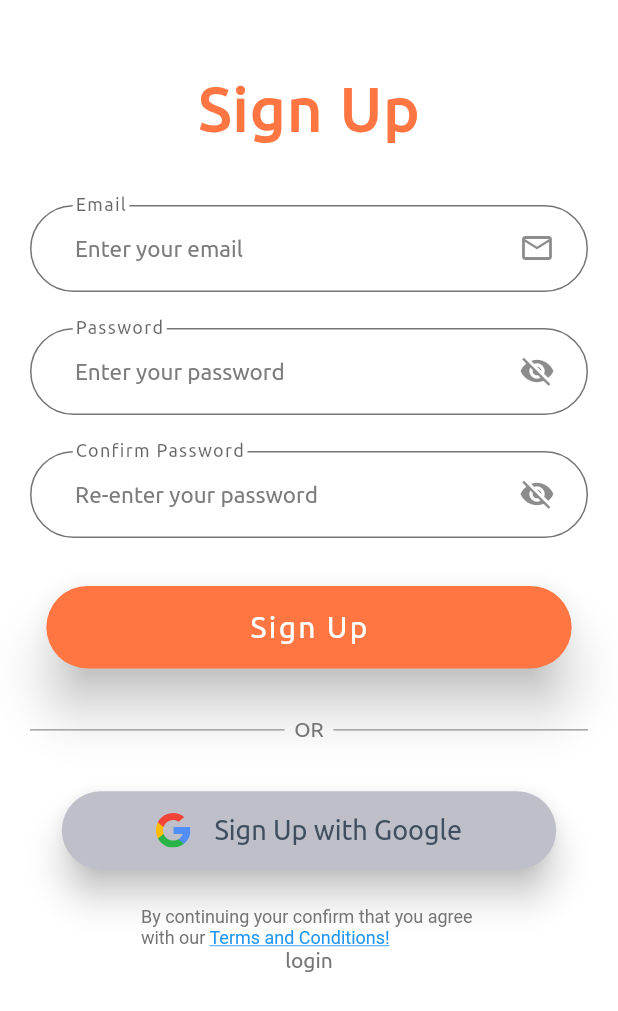
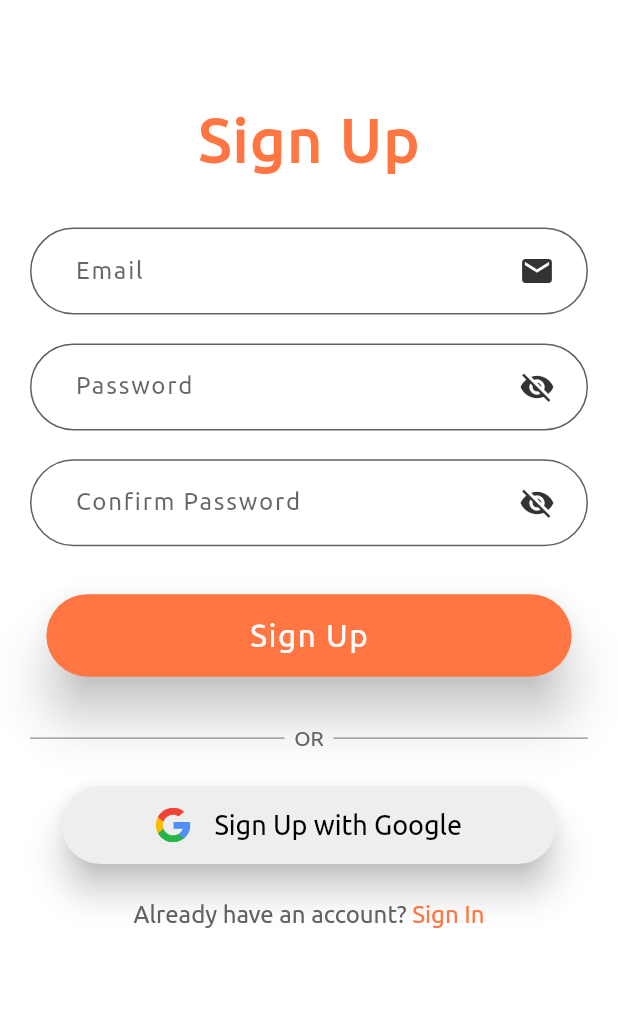
Before and after one commit to qwertypool/Book-Store, a Flutter app: the LoginScreen screen opened by its route, after a tap on "Sign Up", on a phone screen of 412 x 824 dp. Shown: the top 1011 px of the screen. Run offline on Flutter 3.47's test engine with Material 2 defaults, Android fonts, the light colour scheme and no system bars; our stand-ins replace bottom_navy_bar, carousel_slider, firebase_auth, firebase_core, flutter_secure_storage, flutter_svg and 1 more; accounts and stored records are empty.

```diff
--- a/lib/Components/defaultButton.dart
+++ b/lib/Components/defaultButton.dart
@@ -23,7 +23,7 @@ class DefaultButton extends StatelessWidget {
       onPressed: press,
       child: Text(
         text,
-        style: TextStyle(color: Colors.white, fontSize: 20, letterSpacing: 1.5),
+        style: TextStyle(color: Colors.white, fontSize: 21, letterSpacing: 1),
       ),
       shape: RoundedRectangleBorder(
         borderRadius: BorderRadius.circular(40),
--- /dev/null
+++ b/lib/Components/haveAccountCheck.dart
@@ -0,0 +1,33 @@
+import 'package:flutter/material.dart';
+import '../constantParameters.dart';
+
+class HaveAccountCheck extends StatelessWidget {
+  const HaveAccountCheck({
+    Key? key,
+    required this.text,
+    required this.text2,
+    required this.routeName,
+  }) : super(key: key);
+  final String text;
+  final String text2;
+  final String routeName;
+  @override
+  Widget build(BuildContext context) {
+    return Row(
+      mainAxisAlignment: MainAxisAlignment.center,
+      children: [
+        Text(
+          "$text have an account? ",
+          style: TextStyle(fontSize: 16),
+        ),
+        GestureDetector(
+          onTap: () => Navigator.pushNamed(context, routeName),
+          child: Text(
+            "Sign $text2",
+            style: TextStyle(fontSize: 16, color: kPrimaryColor),
+          ),
+        ),
+      ],
+    );
+  }
+}
--- /dev/null
+++ b/lib/Components/socialMediaRegistration.dart
@@ -0,0 +1,52 @@
+import 'package:flutter/material.dart';
+import 'package:flutter_svg/svg.dart';
+import '../constantParameters.dart';
+
+class SocialMediaRegistration extends StatelessWidget {
+  const SocialMediaRegistration({
+    Key? key,
+    required this.size,
+    required this.iconName,
+    required this.socialName,
+    required this.press,
+  }) : super(key: key);
+
+  final Size size;
+  final String? iconName;
+  final String? socialName;
+  final Function() press;
+
+  @override
+  Widget build(BuildContext context) {
+    return RawMaterialButton(
+      constraints: BoxConstraints(maxWidth: size.width * 0.8, minHeight: 52),
+      elevation: 10,
+      fillColor: Colors.grey[200],
+      onPressed: press,
+      child: Row(
+        mainAxisAlignment: MainAxisAlignment.center,
+        children: [
+          SizedBox(
+            height: 23,
+            width: 23,
+            // child: SvgPicture.asset('assets/svgs/google.svg'),
+            child: SvgPicture.asset('assets/svgs/$iconName'),
+          ),
+          SizedBox(
+            width: defaultPadding,
+          ),
+          Text(
+            'Sign Up with $socialName',
+            style: TextStyle(
+              color:Colors.black,
+              fontSize: 18,
+            ),
+          )
+        ],
+      ),
+      shape: RoundedRectangleBorder(
+        borderRadius: BorderRadius.circular(30),
+      ),
+    );
+  }
+}
--- a/lib/Screens/Registration/login.dart
+++ b/lib/Screens/Registration/login.dart
@@ -1,6 +1,7 @@
 import 'package:book_store/Authentication/firebase_authentication.dart';
 import 'package:book_store/Components/defaultButton.dart';
-import 'package:book_store/Components/socialCard.dart';
+import 'package:book_store/Components/haveAccountCheck.dart';
+import 'package:book_store/Components/socialMediaRegistration.dart';
 import 'package:book_store/Screens/Registration/signUp.dart';
 import 'package:flutter/material.dart';
 import 'package:flutter/rendering.dart';
@@ -35,50 +36,52 @@ class _LoginScreenState extends State<LoginScreen> {
                   'Sign In ',
                   style: TextStyle(
                       color: kPrimaryColor,
-                      fontSize: 30,
+                      fontSize: 40,
                       fontWeight: FontWeight.bold,
                       letterSpacing: 1.5),
                 ),
                 SizedBox(
-                  height: defaultPadding * 0.5,
-                ),
-                Text(
-                  'Sign in with email/password \nor continue with social media',
-                  textAlign: TextAlign.center,
-                  style: TextStyle(
-                      letterSpacing: 1,
-                      //fontSize: 14,
-                      fontWeight: FontWeight.w500),
-                ),
-                SizedBox(
-                  height: size.height * 0.09,
+                  height: defaultPadding * 2,
                 ),
                 SignInForm(),
-                //Spacer(flex: 2,),
                 SizedBox(
-                  height: size.height * 0.07,
+                  height: size.height * 0.03,
                 ),
+
                 Row(
-                  mainAxisAlignment: MainAxisAlignment.center,
-                  children: [
-                    SocalCard(
-                      icon: "assets/svgs/google.svg",
-                      press: () {},
-                    ),
-                    SocalCard(
-                      icon: "assets/svgs/facebook.svg",
-                      press: () {},
-                    ),
-                    SocalCard(
-                      icon: "assets/svgs/twitter.svg",
-                      press: () {},
-                    ),
-                  ],
+                    children: [
+                      Expanded(
+                        child: Divider(
+                          color: Colors.grey[600],
+                          height: 1.5,
+                        ),
+                      ),
+                      Text(
+                        '  OR  ',
+                      ),
+                      Expanded(
+                        child: Divider(
+                          color: Colors.grey[600],
+                          height: 1.5,
+                        ),
+                      ),
+                    ],
+                  ),
+                  SizedBox(height: defaultPadding*1.5,),
+                  SocialMediaRegistration(
+                    size: size,
+                    iconName: 'google.svg',
+                    socialName: 'Google',
+                    press: () {},
+                  ),
+                  SizedBox(
+                  height: defaultPadding*1.5,
                 ),
-                SizedBox(
-                  height: defaultPadding,
+                HaveAccountCheck(
+                   text: 'Dont',
+                    routeName: SignUpScreen.routeName,
+                    text2: 'Up',
                 ),
-                NoAccountText(),
                 // Spacer(),
               ],
             ),
@@ -174,11 +177,7 @@ class _SignInFormState extends State<SignInForm> {
       decoration: InputDecoration(
         labelText: "Password",
         labelStyle: TextStyle(
-            fontWeight: FontWeight.w500, letterSpacing: 1.2, fontSize: 16),
-        hintText: "Enter Your Password",
-        hintStyle:
-            TextStyle(fontSize: 15, color: kSecondaryColor.withOpacity(0.95)),
-        floatingLabelBehavior: FloatingLabelBehavior.always,
+        fontWeight: FontWeight.w500, letterSpacing: 1.2, fontSize: 16),
         contentPadding: EdgeInsets.symmetric(horizontal: 30, vertical: 20),
         enabledBorder: outlineInputBorder(),
         focusedBorder: outlineInputBorder(),
@@ -187,7 +186,7 @@ class _SignInFormState extends State<SignInForm> {
         suffixIcon: Padding(
           padding: const EdgeInsets.fromLTRB(0, 0, 20, 0),
           child: InkWell(
-            child: Icon(isVisible ? Icons.visibility : Icons.visibility_off),
+            child: Icon(isVisible ? Icons.visibility : Icons.visibility_off,color: Colors.black.withOpacity(0.8),),
             onTap: () {
               setState(() {
                 isVisible = !isVisible;
@@ -212,11 +211,7 @@ class _SignInFormState extends State<SignInForm> {
       decoration: InputDecoration(
         labelText: "Email",
         labelStyle: TextStyle(
-            fontWeight: FontWeight.w500, letterSpacing: 1.2, fontSize: 16),
-        hintText: "Enter Your Email",
-        hintStyle:
-            TextStyle(fontSize: 15, color: kSecondaryColor.withOpacity(0.95)),
-        floatingLabelBehavior: FloatingLabelBehavior.always,
+        fontWeight: FontWeight.w500, letterSpacing: 1.2, fontSize: 16),
         contentPadding: EdgeInsets.symmetric(horizontal: 30, vertical: 20),
         enabledBorder: outlineInputBorder(),
         focusedBorder: outlineInputBorder(),
@@ -224,38 +219,14 @@ class _SignInFormState extends State<SignInForm> {
         errorBorder: outlineInputBorder(),
         suffixIcon: Padding(
           padding: const EdgeInsets.fromLTRB(0, 0, 20, 0),
-          child: Icon(Icons.email_outlined),
+          child: Icon(Icons.email,color: Colors.black.withOpacity(0.8),),
         ),
       ),
     );
   }
 }
 
-class NoAccountText extends StatelessWidget {
-  const NoAccountText({
-    Key? key,
-  }) : super(key: key);
 
-  @override
-  Widget build(BuildContext context) {
-    return Row(
-      mainAxisAlignment: MainAxisAlignment.center,
-      children: [
-        Text(
-          "Don’t have an account? ",
-          style: TextStyle(fontSize: 16),
-        ),
-        GestureDetector(
-          onTap: () => Navigator.pushNamed(context, SignUpScreen.routeName),
-          child: Text(
-            "Sign Up",
-            style: TextStyle(fontSize: 16, color: kPrimaryColor),
-          ),
-        ),
-      ],
-    );
-  }
-}
 
 OutlineInputBorder outlineInputBorder() {
   return OutlineInputBorder(
--- a/lib/Screens/Registration/signUp.dart
+++ b/lib/Screens/Registration/signUp.dart
@@ -1,17 +1,16 @@
 import 'package:book_store/Authentication/firebase_authentication.dart';
 import 'package:book_store/Components/defaultButton.dart';
-import 'package:book_store/Components/socialCard.dart';
+import 'package:book_store/Components/haveAccountCheck.dart';
+import 'package:book_store/Components/socialMediaRegistration.dart';
 import 'package:book_store/Screens/Registration/login.dart';
 import 'package:flutter/material.dart';
-import 'package:flutter_svg/svg.dart';
-
 import '../../constantParameters.dart';
 
 AuthClass authClass = AuthClass();
 
 class SignUpScreen extends StatelessWidget {
   static String routeName = "/SignUpScreen";
-  const SignUpScreen({Key? key}) : super(key: key);
+  SignUpScreen({Key? key}) : super(key: key);
 
   @override
   Widget build(BuildContext context) {
@@ -26,7 +25,7 @@ class SignUpScreen extends StatelessWidget {
               child: Column(
                 children: [
                   SizedBox(
-                    height: size.height * 0.06,
+                    height: size.height * 0.085,
                   ),
                   Text(
                     "Sign Up",
@@ -36,7 +35,7 @@ class SignUpScreen extends StatelessWidget {
                         fontWeight: FontWeight.bold,
                         letterSpacing: 1.5),
                   ),
-                  SizedBox(height: size.height * 0.05),
+                  SizedBox(height: size.height * 0.02),
                   SignUpForm(),
                   SizedBox(
                     height: size.height * 0.04,
@@ -60,60 +59,18 @@ class SignUpScreen extends StatelessWidget {
                       ),
                     ],
                   ),
-                  SizedBox(
-                    height: size.height * 0.04,
+                  SizedBox(height: defaultPadding*1.5,),
+                  SocialMediaRegistration(
+                    size: size,
+                    iconName: 'google.svg',
+                    socialName: 'Google',
+                    press: () {},
                   ),
-                  RawMaterialButton(
-                    constraints: BoxConstraints(
-                        maxWidth: size.width * 0.8, minHeight: 52),
-                    elevation: 10,
-                    fillColor: Color.fromRGBO(191, 191, 201, 1),
-                    onPressed: () {},
-                    child: Row(
-                      mainAxisAlignment: MainAxisAlignment.center,
-                      children: [
-                        SizedBox(
-                          height: 23,
-                          width: 23,
-                          child: SvgPicture.asset('assets/svgs/google.svg'),
-                        ),
-                        SizedBox(
-                          width: defaultPadding,
-                        ),
-                        Text(
-                          'Sign Up with Google',
-                          style: TextStyle(
-                            color: Color(0xff404F5F),
-                            fontSize: 18,
-                          ),
-                        )
-                      ],
-                    ),
-                    shape: RoundedRectangleBorder(
-                      borderRadius: BorderRadius.circular(30),
-                    ),
-                  ),
-                  SizedBox(height: 25),
-                  RichText(
-                    text: TextSpan(
-                      text:
-                          'By continuing your confirm that you agree \nwith our ',
-                      style: TextStyle(color: kSecondaryColor, fontSize: 12),
-                      children: <TextSpan>[
-                        TextSpan(
-                            text: 'Terms and Conditions!',
-                            style: TextStyle(
-                              color: Colors.blue,
-                              decoration: TextDecoration.underline,
-                            )),
-                      ],
-                    ),
-                  ),
-                  InkWell(
-                    onTap: () {
-                      Navigator.pushNamed(context, LoginScreen.routeName);
-                    },
-                    child: Text("login"),
+                  SizedBox(height: defaultPadding*1.5),
+                  HaveAccountCheck(
+                    text: 'Already',
+                    routeName: LoginScreen.routeName,
+                    text2: 'In',
                   ),
                 ],
               ),
@@ -146,11 +103,12 @@ class _SignUpFormState extends State<SignUpForm> {
       key: _formKey,
       child: Column(
         children: [
+          SizedBox(height: defaultPadding * 1.2),
           buildEmailFormField(),
-          SizedBox(height: defaultPadding * 1.5),
+          SizedBox(height: defaultPadding * 1.2),
           buildPasswordFormField(),
-          SizedBox(height: defaultPadding * 1.5),
-          buildConformPassFormField(),
+          SizedBox(height: defaultPadding * 1.2),
+          buildConfirmPassFormField(),
           SizedBox(height: defaultPadding * 2),
           DefaultButton(
             text: "Sign Up",
@@ -171,7 +129,8 @@ class _SignUpFormState extends State<SignUpForm> {
     );
   }
 
-  TextFormField buildConformPassFormField() {
+
+  TextFormField buildConfirmPassFormField() {
     return TextFormField(
       obscureText: !isConfirmVisible,
       controller: _confirmPasswordController,
@@ -183,10 +142,6 @@ class _SignUpFormState extends State<SignUpForm> {
         labelText: "Confirm Password",
         labelStyle: TextStyle(
             fontWeight: FontWeight.w500, letterSpacing: 1.2, fontSize: 16),
-        hintText: "Re-enter your password",
-        hintStyle:
-            TextStyle(fontSize: 15, color: kSecondaryColor.withOpacity(0.95)),
-        floatingLabelBehavior: FloatingLabelBehavior.always,
         contentPadding: EdgeInsets.symmetric(horizontal: 30, vertical: 20),
         enabledBorder: outlineInputBorder(),
         focusedBorder: outlineInputBorder(),
@@ -196,7 +151,9 @@ class _SignUpFormState extends State<SignUpForm> {
           padding: const EdgeInsets.fromLTRB(0, 0, 20, 0),
           child: InkWell(
             child: Icon(
-                isConfirmVisible ? Icons.visibility : Icons.visibility_off),
+              isConfirmVisible ? Icons.visibility : Icons.visibility_off,
+              color: Colors.black.withOpacity(0.8),
+            ),
             onTap: () {
               setState(() {
                 isConfirmVisible = !isConfirmVisible;
@@ -220,10 +177,6 @@ class _SignUpFormState extends State<SignUpForm> {
         labelText: "Password",
         labelStyle: TextStyle(
             fontWeight: FontWeight.w500, letterSpacing: 1.2, fontSize: 16),
-        hintText: "Enter your password",
-        hintStyle:
-            TextStyle(fontSize: 15, color: kSecondaryColor.withOpacity(0.95)),
-        floatingLabelBehavior: FloatingLabelBehavior.always,
         contentPadding: EdgeInsets.symmetric(horizontal: 30, vertical: 20),
         enabledBorder: outlineInputBorder(),
         errorBorder: outlineInputBorder(),
@@ -232,7 +185,10 @@ class _SignUpFormState extends State<SignUpForm> {
         suffixIcon: Padding(
           padding: const EdgeInsets.fromLTRB(0, 0, 20, 0),
           child: InkWell(
-            child: Icon(isVisible ? Icons.visibility : Icons.visibility_off),
+            child: Icon(
+              isVisible ? Icons.visibility : Icons.visibility_off,
+              color: Colors.black.withOpacity(0.8),
+            ),
             onTap: () {
               setState(() {
                 isVisible = !isVisible;
@@ -256,10 +212,6 @@ class _SignUpFormState extends State<SignUpForm> {
         labelText: "Email",
         labelStyle: TextStyle(
             fontWeight: FontWeight.w500, letterSpacing: 1.2, fontSize: 16),
-        hintText: "Enter your email",
-        hintStyle:
-            TextStyle(fontSize: 15, color: kSecondaryColor.withOpacity(0.95)),
-        floatingLabelBehavior: FloatingLabelBehavior.always,
         contentPadding: EdgeInsets.symmetric(horizontal: 30, vertical: 20),
         enabledBorder: outlineInputBorder(),
         focusedBorder: outlineInputBorder(),
@@ -267,7 +219,10 @@ class _SignUpFormState extends State<SignUpForm> {
         focusedErrorBorder: outlineInputBorder(),
         suffixIcon: Padding(
           padding: const EdgeInsets.fromLTRB(0, 0, 20, 0),
-          child: Icon(Icons.email_outlined),
+          child: Icon(
+            Icons.email,
+            color: Colors.black.withOpacity(0.8),
+          ),
         ),
       ),
     );
--- a/lib/constantParameters.dart
+++ b/lib/constantParameters.dart
@@ -11,7 +11,8 @@ const kPrimaryGradientColor = LinearGradient(
 );
 const kSecondaryColor = Color(0xFF757575);
 // const kSecondaryColor = Color(0xFF979797);
-const kTextColor = Color(0xFF757575);
+ const kTextColor = Color(0xFF616161);
+ const kTmextColor = Colors.grey;
 
 const kAnimationDuration = Duration(milliseconds: 200);
 
--- a/lib/main.dart
+++ b/lib/main.dart
@@ -3,6 +3,7 @@ import 'package:book_store/splashScreen.dart';
 import 'package:firebase_core/firebase_core.dart';
 import 'package:flutter/material.dart';
 
+import 'Screens/Registration/verifyEmail.dart';
 import 'theme.dart';
 
 void main() async {
@@ -18,6 +19,7 @@ class MyApp extends StatelessWidget {
       debugShowCheckedModeBanner: false,
       title: 'Book Store',
       theme: theme(),
+      //home: VerifyEmail()
       initialRoute: SplashScreen.routeName,
       routes: routes,
     );
--- a/lib/routes.dart
+++ b/lib/routes.dart
@@ -1,5 +1,6 @@
 import 'package:book_store/Screens/Home/mainPage.dart';
 import 'package:book_store/Screens/Registration/forgotPassword.dart';
+import 'package:book_store/Screens/Registration/verifyEmail.dart';
 import 'package:flutter/widgets.dart';
 import 'package:book_store/splashScreen.dart';
 import 'Screens/Registration/login.dart';
@@ -11,4 +12,5 @@ final Map<String, WidgetBuilder> routes = {
   SignUpScreen.routeName : (context) => SignUpScreen(),
   ForgotPassword.routeName : (context) => ForgotPassword(),
   MainPage.routeName : (context) => MainPage(),
+  VerifyEmail.routeName : (context) => VerifyEmail(),
 };
```
Also changed, not shown: lib/Authentication/firebase_authentication.dart (+56 -9 lines), lib/Components/unusedComponents.dart (added, +79 -0 lines), lib/Screens/Registration/forgotPassword.dart (+33 -23 lines), lib/Screens/Registration/verifyEmail.dart (+38 -51 lines), assets/images/message.png (added), lib/Components/socialCard.dart (line endings or trailing spaces).
